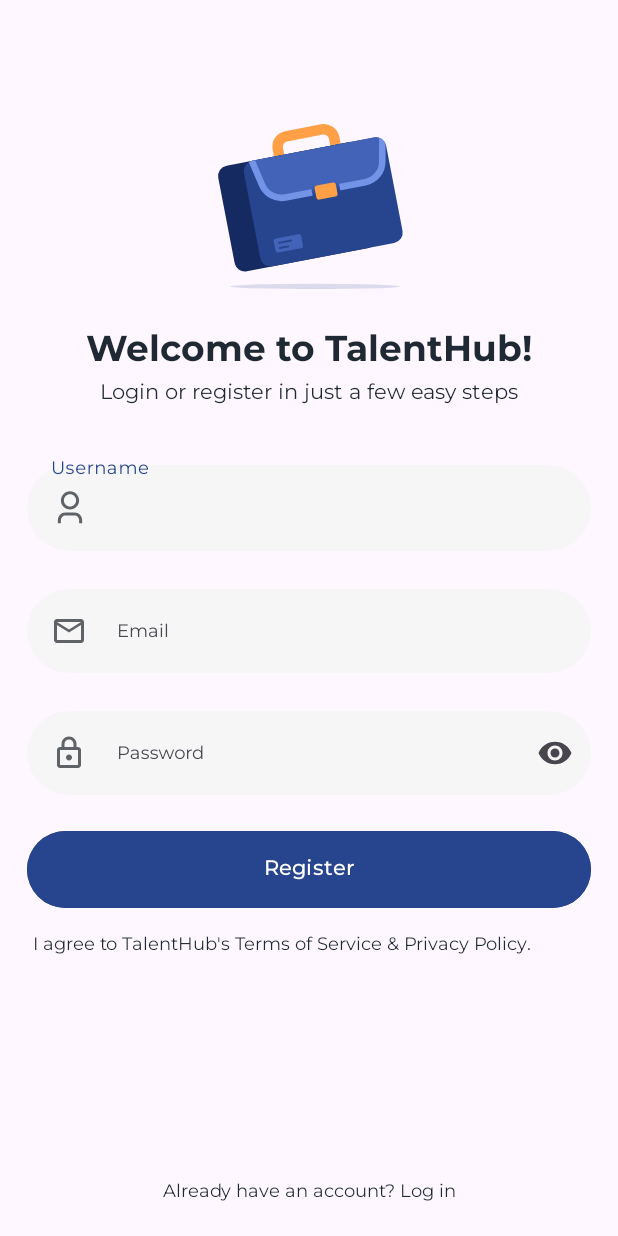
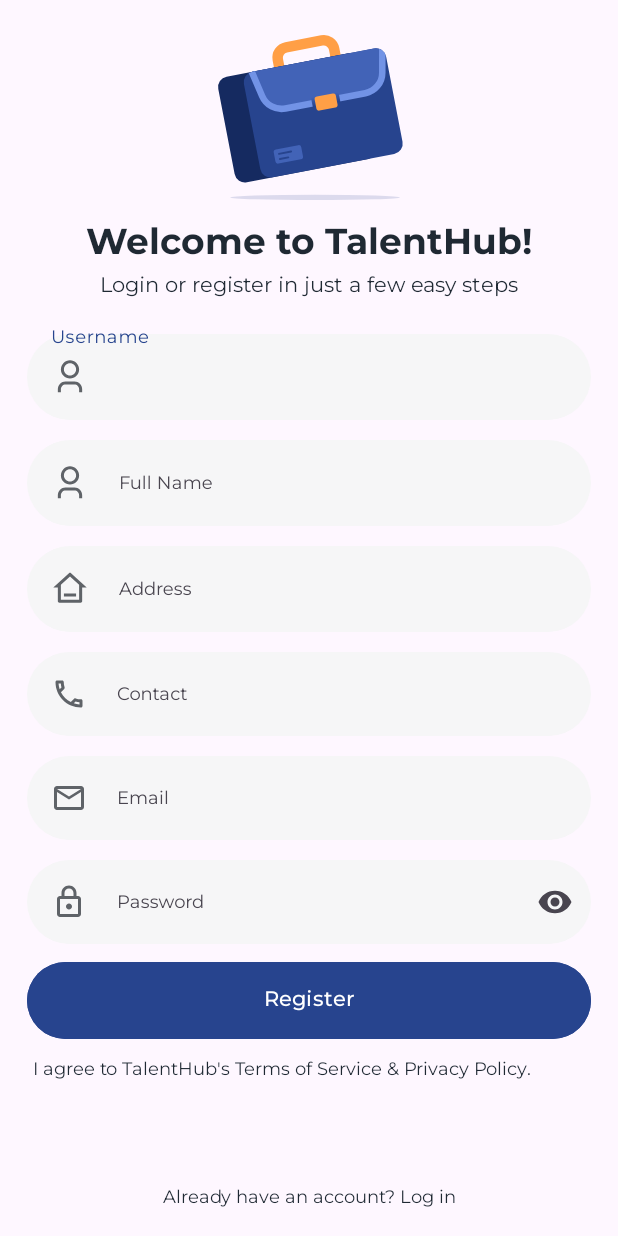
Before and after one commit to CH2-PS075/TalentHub-Mobile, an Android app: the RegisterActivity screen opened directly, with no data from a screen before it, on a phone screen of 412 x 824 dp. Run offline under Robolectric (Android 15) with nearby library versions, the phone set to English and light mode, and no system bars; libraries missing offline, so code that uses them is left out: cn.pedant.

Commit message:
change endpoint auth for login and register 🌟
set the visibility base url

```diff
--- a/app/src/main/java/com/ch2ps075/talenthub/data/network/api/retrofit/ApiConfig.kt
+++ b/app/src/main/java/com/ch2ps075/talenthub/data/network/api/retrofit/ApiConfig.kt
@@ -30,7 +30,7 @@ class ApiConfig {
                 .build()
 
             val retrofit = Retrofit.Builder()
-                .baseUrl("https://story-api.dicoding.dev/v1/")
+                .baseUrl(BuildConfig.TALENT_HUB)
                 .addConverterFactory(GsonConverterFactory.create())
                 .client(client)
                 .build()
--- a/app/src/main/java/com/ch2ps075/talenthub/data/repo/AuthRepository.kt
+++ b/app/src/main/java/com/ch2ps075/talenthub/data/repo/AuthRepository.kt
@@ -30,13 +30,16 @@ class AuthRepository private constructor(
 
     fun register(
         username: String,
+        fullName: String,
+        address: String,
+        contact: String,
         email: String,
         password: String,
     ): LiveData<ResultState<Any>> {
         return liveData {
             emit(ResultState.Loading)
             try {
-                val successResponse = apiService.register(username, email, password).message
+                val successResponse = apiService.register(username, fullName, address, contact, email, password).message
                 emit(ResultState.Success(successResponse))
             } catch (e: HttpException) {
                 val jsonInString = e.response()?.errorBody()?.string()
--- a/app/src/main/java/com/ch2ps075/talenthub/ui/auth/login/LoginActivity.kt
+++ b/app/src/main/java/com/ch2ps075/talenthub/ui/auth/login/LoginActivity.kt
@@ -64,9 +64,9 @@ class LoginActivity : AppCompatActivity() {
                     is ResultState.Success -> {
                         viewModel.saveSession(
                             UserModel(
-                                username = result.data.loginResult.name,
+                                username = result.data.username,
                                 email = email,
-                                token = result.data.loginResult.token
+                                token = result.data.token
                             )
                         )
                         showSuccessAlert()
--- a/app/src/main/java/com/ch2ps075/talenthub/ui/auth/register/RegisterViewModel.kt
+++ b/app/src/main/java/com/ch2ps075/talenthub/ui/auth/register/RegisterViewModel.kt
@@ -8,9 +8,12 @@ import com.ch2ps075.talenthub.state.ResultState
 class RegisterViewModel(private val authRepository: AuthRepository) : ViewModel() {
     fun register(
         username: String,
+        fullName: String,
+        address: String,
+        contact: String,
         email: String,
         password: String,
     ): LiveData<ResultState<Any>> {
-        return authRepository.register(username, email, password)
+        return authRepository.register(username, fullName, address, contact, email, password)
     }
 }
--- /dev/null
+++ b/app/src/main/res/drawable/ic_contact.xml
@@ -0,0 +1,10 @@
+<vector xmlns:android="http://schemas.android.com/apk/res/android"
+    android:width="24dp"
+    android:height="24dp"
+    android:tint="@color/colorGray"
+    android:viewportWidth="24"
+    android:viewportHeight="24">
+    <path
+        android:fillColor="@android:color/white"
+        android:pathData="M6.54,5c0.06,0.89 0.21,1.76 0.45,2.59l-1.2,1.2c-0.41,-1.2 -0.67,-2.47 -0.76,-3.79h1.51m9.86,12.02c0.85,0.24 1.72,0.39 2.6,0.45v1.49c-1.32,-0.09 -2.59,-0.35 -3.8,-0.75l1.2,-1.19M7.5,3H4c-0.55,0 -1,0.45 -1,1 0,9.39 7.61,17 17,17 0.55,0 1,-0.45 1,-1v-3.49c0,-0.55 -0.45,-1 -1,-1 -1.24,0 -2.45,-0.2 -3.57,-0.57 -0.1,-0.04 -0.21,-0.05 -0.31,-0.05 -0.26,0 -0.51,0.1 -0.71,0.29l-2.2,2.2c-2.83,-1.45 -5.15,-3.76 -6.59,-6.59l2.2,-2.2c0.28,-0.28 0.36,-0.67 0.25,-1.02C8.7,6.45 8.5,5.25 8.5,4c0,-0.55 -0.45,-1 -1,-1z" />
+</vector>
--- a/app/src/main/res/drawable/ic_profile.xml
+++ b/app/src/main/res/drawable/ic_profile.xml
@@ -3,11 +3,10 @@
     android:height="25dp"
     android:viewportWidth="25"
     android:viewportHeight="25">
-  <group>
-    <clip-path
-        android:pathData="M0.5,0.5h24v24h-24z"/>
-    <path
-        android:pathData="M20.5,22.5H18.5V20.5C18.5,19.704 18.184,18.941 17.621,18.379C17.059,17.816 16.296,17.5 15.5,17.5H9.5C8.704,17.5 7.941,17.816 7.379,18.379C6.816,18.941 6.5,19.704 6.5,20.5V22.5H4.5V20.5C4.5,19.174 5.027,17.902 5.964,16.965C6.902,16.027 8.174,15.5 9.5,15.5H15.5C16.826,15.5 18.098,16.027 19.035,16.965C19.973,17.902 20.5,19.174 20.5,20.5V22.5ZM12.5,13.5C11.712,13.5 10.932,13.345 10.204,13.043C9.476,12.742 8.815,12.3 8.257,11.743C7.7,11.186 7.258,10.524 6.957,9.796C6.655,9.068 6.5,8.288 6.5,7.5C6.5,6.712 6.655,5.932 6.957,5.204C7.258,4.476 7.7,3.815 8.257,3.257C8.815,2.7 9.476,2.258 10.204,1.957C10.932,1.655 11.712,1.5 12.5,1.5C14.091,1.5 15.617,2.132 16.743,3.257C17.868,4.383 18.5,5.909 18.5,7.5C18.5,9.091 17.868,10.617 16.743,11.743C15.617,12.868 14.091,13.5 12.5,13.5ZM12.5,11.5C13.561,11.5 14.578,11.079 15.328,10.328C16.079,9.578 16.5,8.561 16.5,7.5C16.5,6.439 16.079,5.422 15.328,4.672C14.578,3.921 13.561,3.5 12.5,3.5C11.439,3.5 10.422,3.921 9.672,4.672C8.921,5.422 8.5,6.439 8.5,7.5C8.5,8.561 8.921,9.578 9.672,10.328C10.422,11.079 11.439,11.5 12.5,11.5Z"
-        android:fillColor="#5F6368"/>
-  </group>
+    <group>
+        <clip-path android:pathData="M0.5,0.5h24v24h-24z" />
+        <path
+            android:fillColor="#5F6368"
+            android:pathData="M20.5,22.5H18.5V20.5C18.5,19.704 18.184,18.941 17.621,18.379C17.059,17.816 16.296,17.5 15.5,17.5H9.5C8.704,17.5 7.941,17.816 7.379,18.379C6.816,18.941 6.5,19.704 6.5,20.5V22.5H4.5V20.5C4.5,19.174 5.027,17.902 5.964,16.965C6.902,16.027 8.174,15.5 9.5,15.5H15.5C16.826,15.5 18.098,16.027 19.035,16.965C19.973,17.902 20.5,19.174 20.5,20.5V22.5ZM12.5,13.5C11.712,13.5 10.932,13.345 10.204,13.043C9.476,12.742 8.815,12.3 8.257,11.743C7.7,11.186 7.258,10.524 6.957,9.796C6.655,9.068 6.5,8.288 6.5,7.5C6.5,6.712 6.655,5.932 6.957,5.204C7.258,4.476 7.7,3.815 8.257,3.257C8.815,2.7 9.476,2.258 10.204,1.957C10.932,1.655 11.712,1.5 12.5,1.5C14.091,1.5 15.617,2.132 16.743,3.257C17.868,4.383 18.5,5.909 18.5,7.5C18.5,9.091 17.868,10.617 16.743,11.743C15.617,12.868 14.091,13.5 12.5,13.5ZM12.5,11.5C13.561,11.5 14.578,11.079 15.328,10.328C16.079,9.578 16.5,8.561 16.5,7.5C16.5,6.439 16.079,5.422 15.328,4.672C14.578,3.921 13.561,3.5 12.5,3.5C11.439,3.5 10.422,3.921 9.672,4.672C8.921,5.422 8.5,6.439 8.5,7.5C8.5,8.561 8.921,9.578 9.672,10.328C10.422,11.079 11.439,11.5 12.5,11.5Z" />
+    </group>
 </vector>
--- a/app/src/main/res/layout/activity_register.xml
+++ b/app/src/main/res/layout/activity_register.xml
@@ -10,7 +10,7 @@
         android:id="@+id/icon_bag"
         android:layout_width="wrap_content"
         android:layout_height="wrap_content"
-        android:layout_marginTop="75dp"
+        android:layout_marginTop="16dp"
         android:contentDescription="@string/icon_bag"
         app:layout_constraintBottom_toTopOf="@+id/tv_login_title_text"
         app:layout_constraintEnd_toEndOf="parent"
@@ -23,7 +23,7 @@
         style="@style/TextView.ExtraLarge"
         android:layout_width="match_parent"
         android:layout_height="wrap_content"
-        android:layout_marginTop="20dp"
+        android:layout_marginTop="8dp"
         android:text="@string/welcome_title_text"
         android:textAlignment="center"
         app:layout_constraintBottom_toTopOf="@id/tv_login_subtitle_text"
@@ -48,7 +48,7 @@
         android:layout_width="match_parent"
         android:layout_height="wrap_content"
         android:layout_marginHorizontal="18dp"
-        android:layout_marginTop="32dp"
+        android:layout_marginTop="16dp"
         app:layout_constraintStart_toStartOf="parent"
         app:layout_constraintTop_toBottomOf="@id/tv_login_subtitle_text">
 
@@ -63,14 +63,71 @@
     </com.google.android.material.textfield.TextInputLayout>
 
     <com.google.android.material.textfield.TextInputLayout
+        android:id="@+id/fullNameEditTextLayout"
+        style="?attr/textInputOutlinedStyle"
+        android:layout_width="match_parent"
+        android:layout_height="wrap_content"
+        android:layout_marginHorizontal="18dp"
+        android:layout_marginTop="8dp"
+        app:layout_constraintStart_toStartOf="parent"
+        app:layout_constraintTop_toBottomOf="@id/usernameEditTextLayout">
+
+        <EditText
+            android:id="@+id/ed_register_fullname"
+            style="@style/EditText.FullName"
+            android:layout_width="match_parent"
+            android:layout_height="wrap_content"
+            android:autofillHints="Full Name" />
+
+    </com.google.android.material.textfield.TextInputLayout>
+
+    <com.google.android.material.textfield.TextInputLayout
+        android:id="@+id/addressEditTextLayout"
+        style="?attr/textInputOutlinedStyle"
+        android:layout_width="match_parent"
+        android:layout_height="wrap_content"
+        android:layout_marginHorizontal="18dp"
+        android:layout_marginTop="8dp"
+        app:layout_constraintStart_toStartOf="parent"
+        app:layout_constraintTop_toBottomOf="@id/fullNameEditTextLayout">
+
+        <EditText
+            android:id="@+id/ed_register_address"
+            style="@style/EditText.Address"
+            android:layout_width="match_parent"
+            android:layout_height="wrap_content"
+            android:autofillHints="Address" />
+
+    </com.google.android.material.textfield.TextInputLayout>
+
+    <com.google.android.material.textfield.TextInputLayout
+        android:id="@+id/contactEditTextLayout"
+        style="?attr/textInputOutlinedStyle"
+        android:layout_width="match_parent"
+        android:layout_height="wrap_content"
+        android:layout_marginHorizontal="18dp"
+        android:layout_marginTop="8dp"
+        app:layout_constraintStart_toStartOf="parent"
+        app:layout_constraintTop_toBottomOf="@id/addressEditTextLayout">
+
+        <EditText
+            android:id="@+id/ed_register_contact"
+            style="@style/EditText.Contact"
+            android:layout_width="match_parent"
+            android:layout_height="wrap_content"
+            android:autofillHints="Contact" />
+
+    </com.google.android.material.textfield.TextInputLayout>
+
+    <com.google.android.material.textfield.TextInputLayout
         android:id="@+id/emailEditTextLayout"
         style="?attr/textInputOutlinedStyle"
         android:layout_width="match_parent"
         android:layout_height="wrap_content"
         android:layout_marginHorizontal="18dp"
-        android:layout_marginTop="20dp"
+        android:layout_marginTop="8dp"
         app:layout_constraintStart_toStartOf="parent"
-        app:layout_constraintTop_toBottomOf="@id/usernameEditTextLayout">
+        app:layout_constraintTop_toBottomOf="@id/contactEditTextLayout">
 
         <com.ch2ps075.talenthub.ui.auth.customview.EmailEditText
             android:id="@+id/ed_register_email"
@@ -88,7 +145,7 @@
         android:layout_width="match_parent"
         android:layout_height="wrap_content"
         android:layout_marginHorizontal="18dp"
-        android:layout_marginTop="20dp"
+        android:layout_marginTop="8dp"
         app:endIconMode="password_toggle"
         app:layout_constraintStart_toStartOf="parent"
         app:layout_constraintTop_toBottomOf="@id/emailEditTextLayout">
@@ -107,7 +164,7 @@
         android:layout_width="0dp"
         android:layout_height="wrap_content"
         android:layout_marginHorizontal="18dp"
-        android:layout_marginTop="20dp"
+        android:layout_marginTop="8dp"
         android:backgroundTint="@color/colorPrimary"
         android:fontFamily="@font/montserrat_medium"
         android:paddingVertical="15dp"
@@ -122,7 +179,7 @@
         android:layout_width="match_parent"
         android:layout_height="wrap_content"
         android:layout_marginHorizontal="22dp"
-        android:layout_marginTop="12dp"
+        android:layout_marginTop="8dp"
         android:text="@string/login_conditions_text"
         android:textAlignment="textStart"
         app:layout_constraintEnd_toEndOf="parent"
@@ -134,7 +191,7 @@
         style="@style/TextView.ExtraSmall"
         android:layout_width="match_parent"
         android:layout_height="wrap_content"
-        android:layout_marginBottom="20dp"
+        android:layout_marginBottom="16dp"
         android:text="@string/signin_text"
         android:textAlignment="center"
         app:layout_constraintBottom_toBottomOf="parent"
@@ -152,6 +209,6 @@
         app:layout_constraintEnd_toEndOf="parent"
         app:layout_constraintStart_toStartOf="parent"
         app:layout_constraintTop_toTopOf="parent"
-        tools:visibility="visible"></ProgressBar>
+        tools:visibility="visible" />
 
 </androidx.constraintlayout.widget.ConstraintLayout>
--- a/app/src/main/res/values/strings.xml
+++ b/app/src/main/res/values/strings.xml
@@ -22,6 +22,9 @@
     <string name="email_hint" translatable="false">Email</string>
     <string name="invalid_email">The email format is invalid. Please enter a valid email address</string>
     <string name="username_hint">Username</string>
+    <string name="fullname_hint">Full Name</string>
+    <string name="address_hint">Address</string>
+    <string name="contact_hint">Contact</string>
     <string name="password_hint">Password</string>
     <string name="login_conditions_text">I agree to TalentHub\'s Terms of Service &amp; Privacy Policy.</string>
     <string name="signup_text">Don\'t have an account yet? Register</string>
--- a/app/src/main/res/values/themes.xml
+++ b/app/src/main/res/values/themes.xml
@@ -53,6 +53,24 @@
         <item name="android:hint">@string/username_hint</item>
         <item name="android:inputType">textPersonName</item>
     </style>
+
+    <style name="EditText.FullName">
+        <item name="android:drawableStart">@drawable/ic_profile</item>
+        <item name="android:hint">@string/fullname_hint</item>
+        <item name="android:inputType">textPersonName</item>
+    </style>
+
+    <style name="EditText.Address">
+        <item name="android:drawableStart">@drawable/ic_home</item>
+        <item name="android:hint">@string/address_hint</item>
+        <item name="android:inputType">textPostalAddress</item>
+    </style>
+
+    <style name="EditText.Contact">
+        <item name="android:drawableStart">@drawable/ic_contact</item>
+        <item name="android:hint">@string/contact_hint</item>
+        <item name="android:inputType">number</item>
+    </style>
     <!--End of Style for EditText-->
 
     <!--Style for TextView-->
--- a/build.gradle.kts
+++ b/build.gradle.kts
@@ -4,3 +4,5 @@ plugins {
     id("org.jetbrains.kotlin.android") version "1.9.10" apply false
     id("com.google.devtools.ksp") version "1.9.10-1.0.13" apply false
 }
+
+project.ext.set("talentHub", findProperty("TalentHub") as String?)
--- a/gradle.properties
+++ b/gradle.properties
@@ -21,3 +21,5 @@ kotlin.code.style=official
 # resources declared in the library itself and none from the library's dependencies,
 # thereby reducing the size of the R class for that library
 android.nonTransitiveRClass=true
+#API KEY
+TalentHub=https://testtalenthubprojectid.et.r.appspot.com/
```
Also changed, not shown: app/build.gradle.kts (+5 -2 lines), app/src/main/java/com/ch2ps075/talenthub/data/network/api/response/AuthResponse.kt (+16 -9 lines), app/src/main/java/com/ch2ps075/talenthub/data/network/api/retrofit/ApiService.kt (+6 -3 lines), app/src/main/java/com/ch2ps075/talenthub/ui/auth/register/RegisterActivity.kt (+22 -4 lines), 2 other files.
